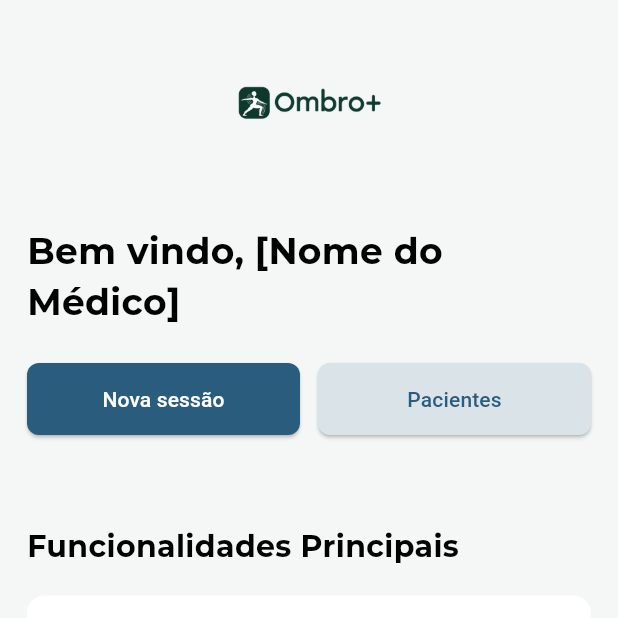
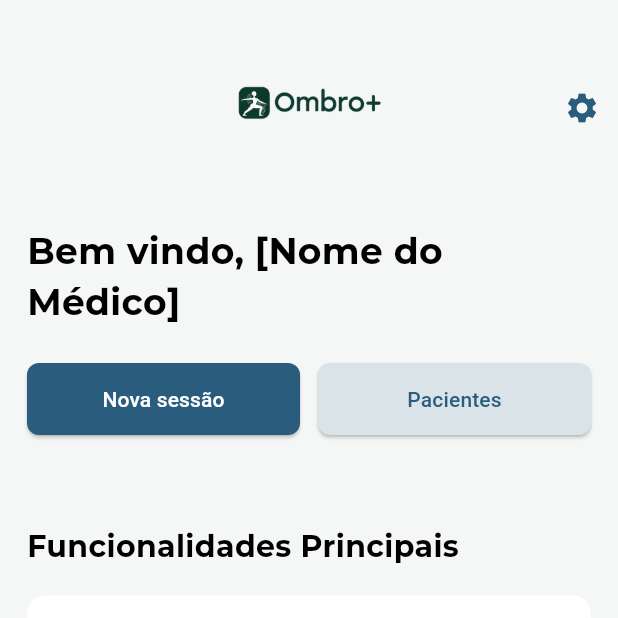
Before and after one commit to RafaelBertasso/OmbroPlus, a Flutter app: the DoctorHomePage screen opened by its route, on a phone screen of 412 x 824 dp, the top half of it. Run offline on Flutter 3.47's test engine with Material 3 defaults, Android fonts, the phone set to English and light mode, and no system bars; our stand-ins replace google_fonts.

Commit message:
Alterações na inicialização do app

```diff
--- a/lib/main.dart
+++ b/lib/main.dart
@@ -1,5 +1,6 @@
 import 'package:flutter/material.dart';
-import 'package:flutter_app_tg/screens/rehapp.page.dart';
+
+import 'package:Ombro_Plus/screens/rehapp.page.dart';
 
 void main() {
   runApp(Rehapp());
--- a/lib/screens/doctor/doctor.dashboard.page.dart
+++ b/lib/screens/doctor/doctor.dashboard.page.dart
@@ -1,5 +1,5 @@
+import 'package:Ombro_Plus/components/doctor.navbar.dart';
 import 'package:flutter/material.dart';
-import 'package:flutter_app_tg/components/doctor.navbar.dart';
 
 class DoctorDashboardPage extends StatefulWidget {
   const DoctorDashboardPage({super.key});
--- a/lib/screens/doctor/doctor.home.page.dart
+++ b/lib/screens/doctor/doctor.home.page.dart
@@ -1,6 +1,6 @@
+import 'package:Ombro_Plus/components/doctor.navbar.dart';
+import 'package:Ombro_Plus/components/feature.card.dart';
 import 'package:flutter/material.dart';
-import 'package:flutter_app_tg/components/doctor.navbar.dart';
-import 'package:flutter_app_tg/components/feature.card.dart';
 import 'package:google_fonts/google_fonts.dart';
 
 class DoctorHomePage extends StatefulWidget {
@@ -28,12 +28,28 @@ class _DoctorHomePageState extends State<DoctorHomePage> {
       body: Column(
         children: [
           Padding(
-            padding: EdgeInsetsGeometry.only(top: 18, bottom: 8),
-            child: Center(
-              child: Image.asset(
-                'assets/images/logo-app.png',
-                width: 100,
-                height: 100,
+            padding: EdgeInsets.only(top: 18, bottom: 8),
+            child: SizedBox(
+              height: 100,
+              child: Stack(
+                alignment: Alignment.center,
+                children: [
+                  Center(
+                    child: Image.asset(
+                      'assets/images/logo-app.png',
+                      width: 100,
+                      height: 100,
+                    ),
+                  ),
+                  Positioned(
+                    right: 0,
+                    top: 30,
+                    child: IconButton(
+                      onPressed: () {},
+                      icon: Icon(Icons.settings, color: Color(0xFF2A5C7D)),
+                    ),
+                  ),
+                ],
               ),
             ),
           ),
```
Also changed, not shown: lib/screens/rehapp.page.dart (+5 -5 lines), pubspec.yaml (+15 -1 lines), pubspec.lock, 5 other files.
